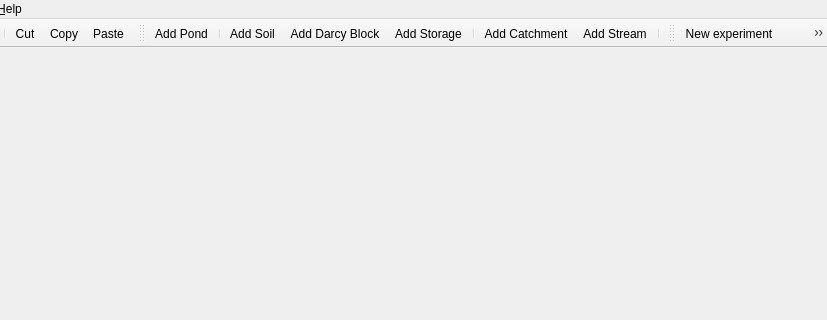
ArashMassoudieh/GIFMod, file GUI/mainwindowGIFMod.ui: the form before one commit; both pictures show x 350 to 1177 and y 0 to 320 of the 1177 by 791 pixel window.
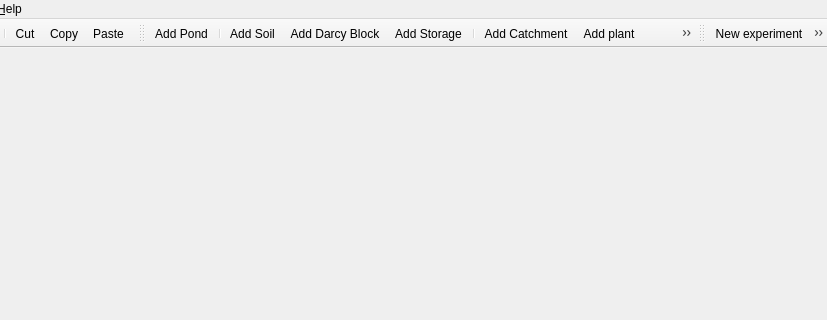
The form after the commit. Icons and pictures are not drawn.

Commit message: Plant button added.

The edit to the form file:
```diff
--- a/GUI/mainwindowGIFMod.ui
+++ b/GUI/mainwindowGIFMod.ui
@@ -231,6 +231,7 @@
    <addaction name="actionAdd_Stora_ge"/>
    <addaction name="separator"/>
    <addaction name="actionAdd_Catchment_Area"/>
+   <addaction name="actionAdd_Plant"/>
    <addaction name="actionAdd_St_ream"/>
    <addaction name="separator"/>
   </widget>
@@ -840,6 +841,15 @@
     <string>Get text commands</string>
    </property>
   </action>
+  <action name="actionAdd_Plant">
+   <property name="icon">
+    <iconset>
+     <normaloff>Icons/plant.png</normaloff>Icons/plant.png</iconset>
+   </property>
+   <property name="text">
+    <string>Add plant</string>
+   </property>
+  </action>
  </widget>
  <layoutdefault spacing="6" margin="11"/>
  <resources/>
```
Left out of the diff: 12 changed lines with no effect on the pictures. The commit also changes 27 other files.
